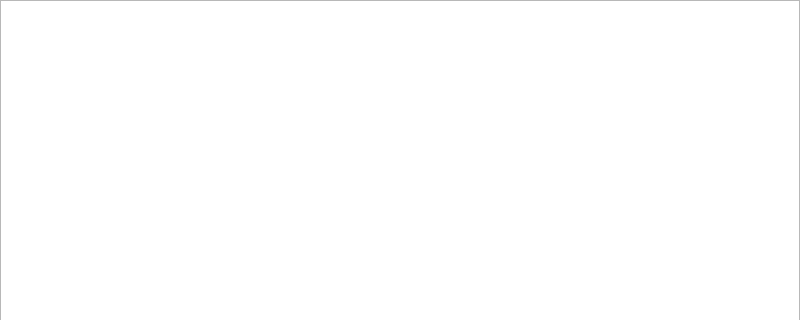
Above: src/ui/download/downloadbrowser.ui from kaniol-lck/modmanager before the change; both pictures show x 0 to 800 and y 0 to 320 of the 800 by 600 pixel window. Below: the same form after it.
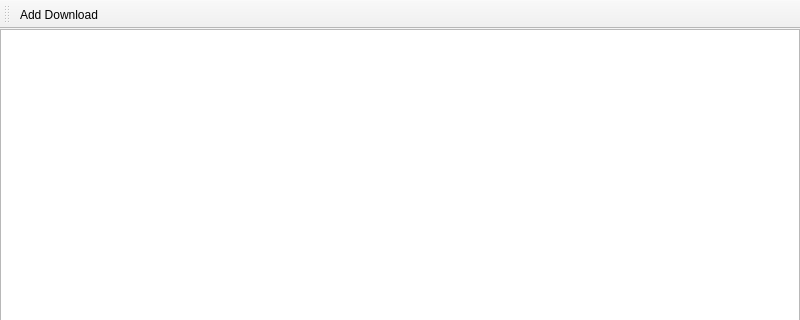
That is the form after the change. Icons and pictures are not drawn.

Commit message: add custom download option

```diff
--- a/src/ui/download/downloadbrowser.ui
+++ b/src/ui/download/downloadbrowser.ui
@@ -50,6 +50,29 @@
    </property>
   </widget>
   <widget class="QStatusBar" name="statusbar"/>
+  <widget class="QToolBar" name="toolBar">
+   <property name="windowTitle">
+    <string>toolBar</string>
+   </property>
+   <property name="toolButtonStyle">
+    <enum>Qt::ToolButtonTextBesideIcon</enum>
+   </property>
+   <attribute name="toolBarArea">
+    <enum>TopToolBarArea</enum>
+   </attribute>
+   <attribute name="toolBarBreak">
+    <bool>false</bool>
+   </attribute>
+   <addaction name="actionAdd_Download"/>
+  </widget>
+  <action name="actionAdd_Download">
+   <property name="icon">
+    <iconset theme="list-add"/>
+   </property>
+   <property name="text">
+    <string>Add Download</string>
+   </property>
+  </action>
  </widget>
  <resources/>
  <connections/>
```
The commit also changes 18 other files.
